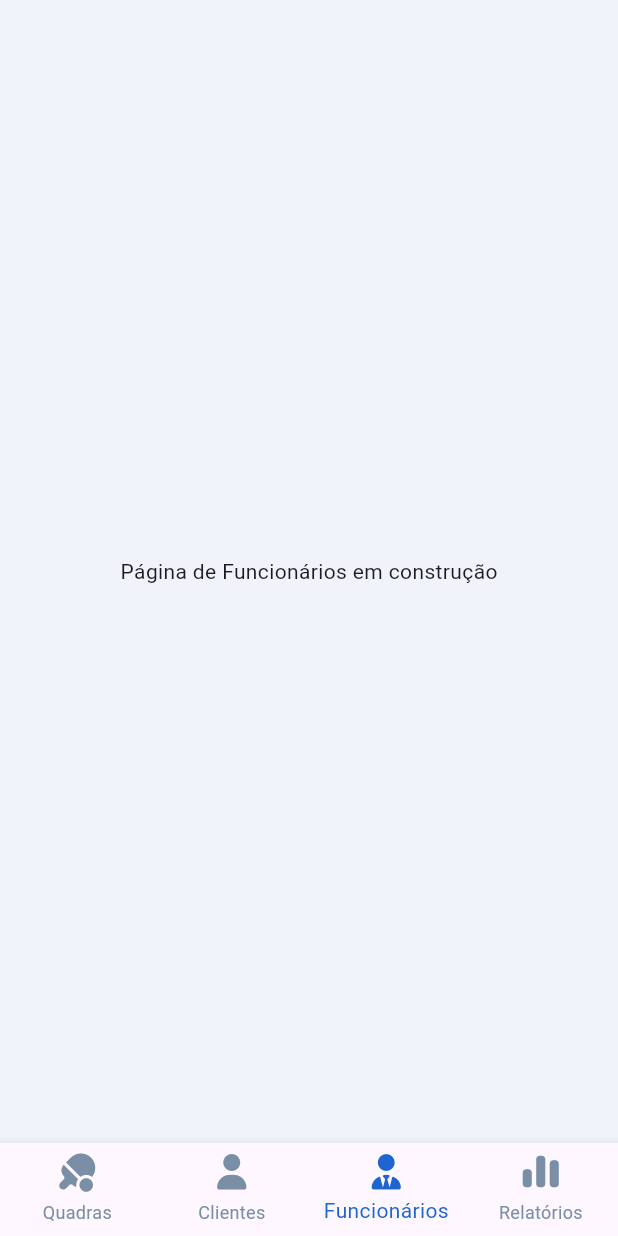
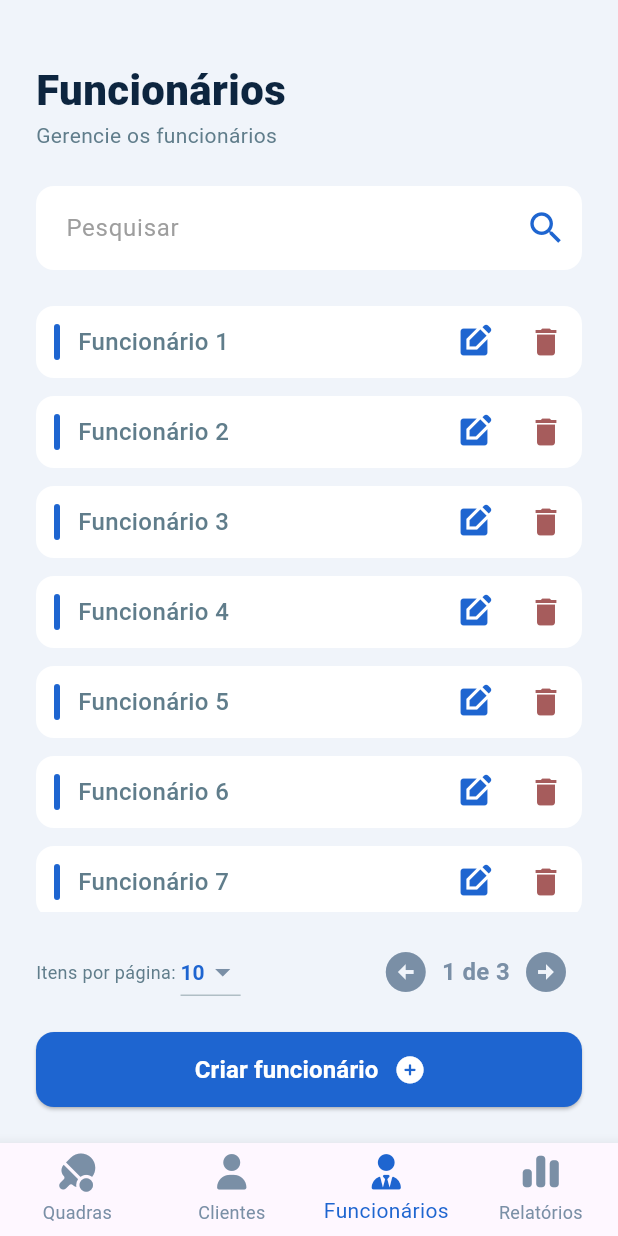
Before and after one commit to adonisoliveiradasilva/GerenciamentoDeQuadras, a Flutter app: the ManagerLayout screen opened directly, item 3 of the bottom bar chosen, on a phone screen of 412 x 824 dp. Run offline on Flutter 3.47's test engine with Material 3 defaults, Android fonts, the phone set to English and light mode, and no system bars; our stand-ins replace font_awesome_flutter, mask_text_input_formatter.

Commit message:
feat(funcionarios): adiciona fluxo de gestão de funcionários com validação de senhas

```diff
--- /dev/null
+++ b/gerenciamento_de_quadras/lib/features/manager/funcionarios/funcionarios_controller.dart
@@ -0,0 +1,75 @@
+import 'package:flutter/material.dart';
+
+class FuncionariosController extends ChangeNotifier {
+  final List<String> _mockBancoDeDados = List.generate(25, (index) => 'Funcionário ${index + 1}');
+
+  List<String> funcionariosFiltrados = [];
+  String searchQuery = '';
+  int currentPage = 1;
+  int itemsPerPage = 10;
+  bool isLoading = false;
+
+  FuncionariosController() {
+    funcionariosFiltrados = _mockBancoDeDados;
+  }
+
+  List<String> get funcionariosPaginados {
+    int startIndex = (currentPage - 1) * itemsPerPage;
+    int endIndex = startIndex + itemsPerPage;
+    if (startIndex >= funcionariosFiltrados.length) return [];
+    if (endIndex > funcionariosFiltrados.length) endIndex = funcionariosFiltrados.length;
+    return funcionariosFiltrados.sublist(startIndex, endIndex);
+  }
+
+  int get totalPages => (funcionariosFiltrados.length / itemsPerPage).ceil();
+
+  void pesquisar(String query) {
+    searchQuery = query;
+    currentPage = 1;
+    if (query.isEmpty) {
+      funcionariosFiltrados = _mockBancoDeDados;
+    } else {
+      funcionariosFiltrados = _mockBancoDeDados
+          .where((f) => f.toLowerCase().contains(query.toLowerCase()))
+          .toList();
+    }
+    notifyListeners();
+  }
+
+  void alterarItensPorPagina(int qtd) {
+    itemsPerPage = qtd;
+    currentPage = 1;
+    notifyListeners();
+  }
+
+  void proximaPagina() {
+    if (currentPage < totalPages) {
+      currentPage++;
+      notifyListeners();
+    }
+  }
+
+  void paginaAnterior() {
+    if (currentPage > 1) {
+      currentPage--;
+      notifyListeners();
+    }
+  }
+
+  Future<String?> deletarFuncionario(String funcionarioName) async {
+    isLoading = true;
+    notifyListeners();
+    try {
+      await Future.delayed(const Duration(seconds: 1));
+      _mockBancoDeDados.remove(funcionarioName);
+      pesquisar(searchQuery);
+      isLoading = false;
+      notifyListeners();
+      return null;
+    } catch (e) {
+      isLoading = false;
+      notifyListeners();
+      return "Erro ao remover o funcionário. Tente novamente.";
+    }
+  }
+}
--- /dev/null
+++ b/gerenciamento_de_quadras/lib/features/manager/funcionarios/funcionarios_page.dart
@@ -0,0 +1,118 @@
+import 'package:flutter/material.dart';
+import 'package:font_awesome_flutter/font_awesome_flutter.dart';
+import '../../../../core/widgets/atoms/search_input.dart';
+import '../../../../core/widgets/atoms/pagination_controls.dart';
+import '../../../../core/widgets/molecules/action_list_card.dart';
+import '../../../../core/widgets/atoms/primary_button.dart';
+import '../../../../core/widgets/molecules/delete_confirmation_modal.dart';
+import '../../../../core/widgets/atoms/custom_toast.dart';
+import 'funcionarios_controller.dart';
+import 'funcionarios_form_page.dart';
+
+class FuncionariosPage extends StatefulWidget {
+  const FuncionariosPage({super.key});
+
+  @override
+  State<FuncionariosPage> createState() => _FuncionariosPageState();
+}
+
+class _FuncionariosPageState extends State<FuncionariosPage> {
+  final FuncionariosController _controller = FuncionariosController();
+
+  @override
+  void dispose() {
+    _controller.dispose();
+    super.dispose();
+  }
+
+  @override
+  Widget build(BuildContext context) {
+    return SafeArea(
+      child: Padding(
+        padding: const EdgeInsets.all(24.0),
+        child: Column(
+          crossAxisAlignment: CrossAxisAlignment.start,
+          children: [
+            const SizedBox(height: 16),
+            const Text('Funcionários', style: TextStyle(fontSize: 28, fontWeight: FontWeight.w900, color: Color(0xFF0D253F))),
+            const Text('Gerencie os funcionários', style: TextStyle(color: Colors.blueGrey, fontSize: 14)),
+            const SizedBox(height: 24),
+
+            SearchInput(hintText: 'Pesquisar', onChanged: _controller.pesquisar),
+            const SizedBox(height: 24),
+
+            Expanded(
+              child: ListenableBuilder(
+                listenable: _controller,
+                builder: (context, child) {
+                  final lista = _controller.funcionariosPaginados;
+                  if (lista.isEmpty) return const Center(child: Text("Nenhum funcionário encontrado.", style: TextStyle(color: Colors.grey)));
+
+                  return ListView.builder(
+                    itemCount: lista.length,
+                    itemBuilder: (context, index) {
+                      return ActionListCard(
+                        title: lista[index],
+                        onEdit: () {
+                          Navigator.push(context, MaterialPageRoute(builder: (context) => FuncionariosFormPage(funcionarioName: lista[index])));
+                        },
+                        onDelete: () async {
+                          final confirmou = await showDialog<bool>(
+                            context: context,
+                            builder: (context) => DeleteConfirmationModal(
+                              title: 'Funcionários',
+                              subtitle: 'Remover funcionário',
+                              itemName: lista[index],
+                            ),
+                          );
+
+                          if (confirmou == true && context.mounted) {
+                            final error = await _controller.deletarFuncionario(lista[index]);
+                            if (context.mounted) {
+                              if (error != null) CustomToast.showError(context, error);
+                              else CustomToast.showSuccess(context, 'Funcionário removido com sucesso!');
+                            }
+                          }
+                        },
+                      );
+                    },
+                  );
+                },
+              ),
+            ),
+
+            const SizedBox(height: 16),
+
+            ListenableBuilder(
+              listenable: _controller,
+              builder: (context, child) {
+                final total = _controller.totalPages == 0 ? 1 : _controller.totalPages;
+                return PaginationControls(
+                  currentPage: _controller.currentPage,
+                  totalPages: total,
+                  itemsPerPage: _controller.itemsPerPage,
+                  onItemsPerPageChanged: (v) { if (v != null) _controller.alterarItensPorPagina(v); },
+                  onPrevious: _controller.paginaAnterior,
+                  onNext: _controller.proximaPagina,
+                );
+              }
+            ),
+
+            const SizedBox(height: 16),
+
+            PrimaryButton(
+              text: 'Criar funcionário',
+              icon: const FaIcon(FontAwesomeIcons.circlePlus, color: Colors.white, size: 18),
+              onPressed: () {
+                Navigator.push(
+                  context,
+                  MaterialPageRoute(builder: (context) => const FuncionariosFormPage()),
+                );
+              },
+            ),
+          ],
+        ),
+      ),
+    );
+  }
+}
--- a/gerenciamento_de_quadras/lib/features/manager/layout/manager_layout.dart
+++ b/gerenciamento_de_quadras/lib/features/manager/layout/manager_layout.dart
@@ -1,5 +1,6 @@
 import 'package:flutter/material.dart';
 import 'package:font_awesome_flutter/font_awesome_flutter.dart';
+import 'package:gerenciamento_de_quadras/features/manager/funcionarios/funcionarios_page.dart';
 import 'package:gerenciamento_de_quadras/features/manager/quadras/quadras_page.dart';
 import 'package:gerenciamento_de_quadras/features/manager/clientes/clientes_page.dart';
 class ManagerLayout extends StatefulWidget {
@@ -15,7 +16,7 @@ class _ManagerLayoutState extends State<ManagerLayout> {
   final List<Widget> _pages = [
     const QuadrasPage(),
     const ClientesPage(),
-    const Center(child: Text("Página de Funcionários em construção")),
+    const FuncionariosPage(),
     const Center(child: Text("Página de Relatórios em construção")),
   ];
 
```
Also changed, not shown: gerenciamento_de_quadras/lib/core/widgets/atoms/form_input_password.dart (added, +62 -0 lines), gerenciamento_de_quadras/lib/features/manager/funcionarios/funcionarios_form_controller.dart (added, +72 -0 lines), gerenciamento_de_quadras/lib/features/manager/funcionarios/funcionarios_form_page.dart (added, +117 -0 lines).
